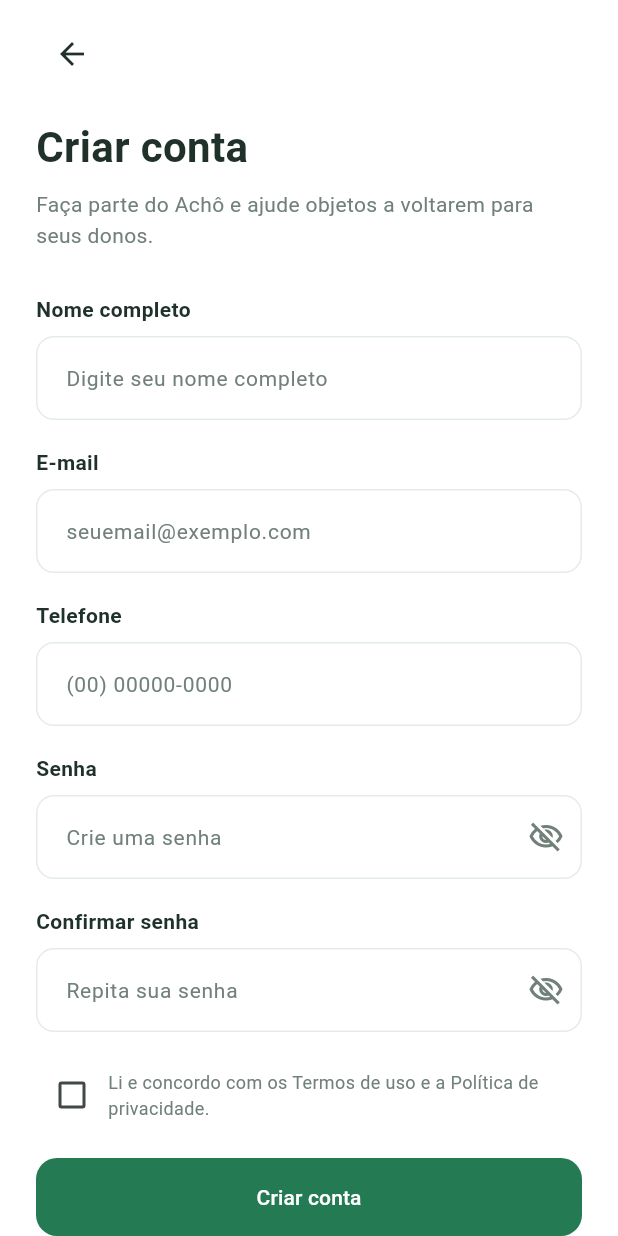
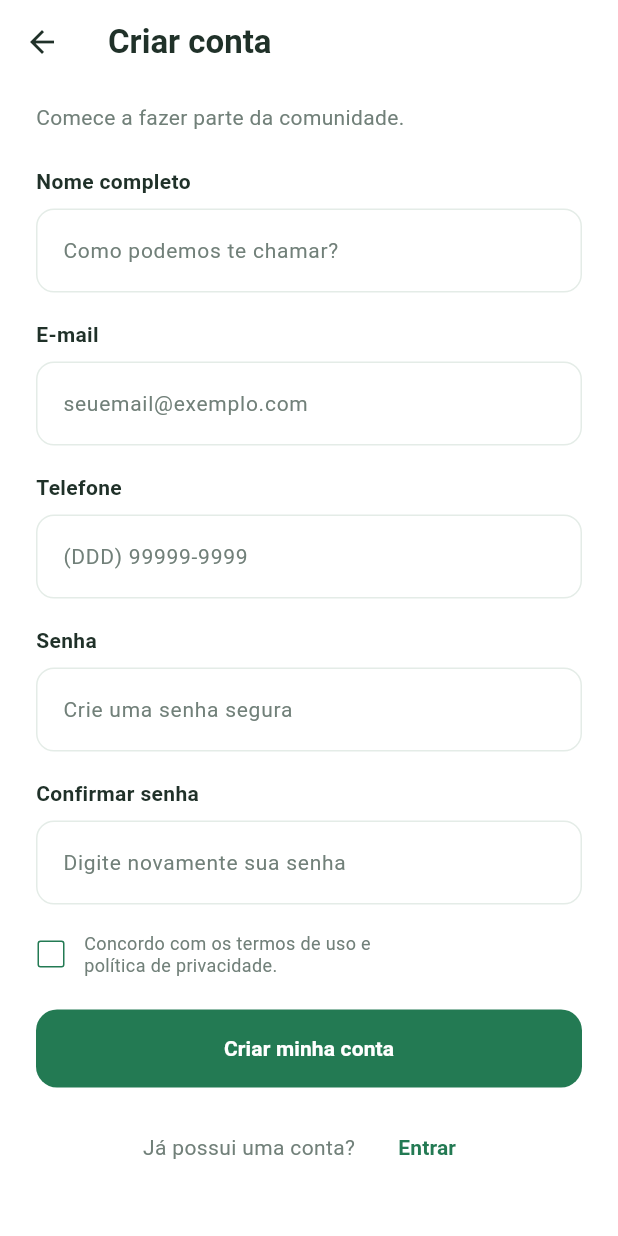
Before and after one commit to josevictoraraujorojas/acho_aplication, a Flutter app: the CadastroView screen opened directly, on a phone screen of 412 x 824 dp. Run offline on Flutter 3.47's test engine with Material 3 defaults, Android fonts, the phone set to English and light mode, and no system bars.

Commit message:
style: ajusta CadastroView ao Figma com seta nativa do AppBar

```diff
--- a/lib/views/cadastro_view.dart
+++ b/lib/views/cadastro_view.dart
@@ -2,10 +2,9 @@ import 'package:flutter/material.dart';
 
 import '../core/theme/app_theme.dart';
 
-/// Interface de cadastro do Achô.
+/// Interface visual de cadastro, seguindo a referência do Figma.
 ///
-/// Nesta etapa, a tela não realiza cadastro, validação ou navegação.
-/// Essas responsabilidades serão conectadas ao ViewModel posteriormente.
+/// A validação e o envio dos dados serão implementados posteriormente.
 class CadastroView extends StatefulWidget {
   const CadastroView({super.key});
 
@@ -14,17 +13,9 @@ class CadastroView extends StatefulWidget {
 }
 
 class _CadastroViewState extends State<CadastroView> {
-  static const _corBorda = Color(0xFFE4ECE7);
+  static const Color _corBorda = Color(0xFFE4ECE7);
 
-  bool _mostrarSenha = false;
-  bool _mostrarConfirmacao = false;
   bool _aceitouTermos = false;
-
-  void _mostrarFuncionalidadePendente(String mensagem) {
-    ScaffoldMessenger.of(context).showSnackBar(
-      SnackBar(content: Text(mensagem)),
-    );
-  }
 
   Widget _campo({
     required String rotulo,
@@ -32,8 +23,7 @@ class _CadastroViewState extends State<CadastroView> {
     TextInputType? tipoTeclado,
     TextCapitalization capitalizacao = TextCapitalization.none,
     Iterable<String>? preenchimentoAutomatico,
-    bool ocultarTexto = false,
-    Widget? iconeFinal,
+    bool senha = false,
   }) {
     return Column(
       crossAxisAlignment: CrossAxisAlignment.start,
@@ -51,18 +41,19 @@ class _CadastroViewState extends State<CadastroView> {
           keyboardType: tipoTeclado,
           textCapitalization: capitalizacao,
           autofillHints: preenchimentoAutomatico,
-          obscureText: ocultarTexto,
-          autocorrect: !ocultarTexto,
-          enableSuggestions: !ocultarTexto,
+          obscureText: senha,
+          autocorrect: !senha,
+          enableSuggestions: !senha,
           decoration: InputDecoration(
             hintText: dica,
             hintStyle: const TextStyle(
               fontSize: 14,
               color: AppTheme.textoSecundario,
             ),
-            suffixIcon: iconeFinal,
+            isDense: true,
+            constraints: const BoxConstraints(minHeight: 52),
             contentPadding: const EdgeInsets.symmetric(
-              horizontal: 16,
+              horizontal: 14,
               vertical: 16,
             ),
             filled: true,
@@ -80,6 +71,7 @@ class _CadastroViewState extends State<CadastroView> {
             ),
             border: OutlineInputBorder(
               borderRadius: BorderRadius.circular(12),
+              borderSide: const BorderSide(color: _corBorda),
             ),
           ),
         ),
@@ -87,51 +79,56 @@ class _CadastroViewState extends State<CadastroView> {
     );
   }
 
+  void _avisarQueAindaNaoFoiImplementado(String mensagem) {
+    ScaffoldMessenger.of(context).showSnackBar(
+      SnackBar(content: Text(mensagem)),
+    );
+  }
+
   @override
   Widget build(BuildContext context) {
     return Scaffold(
       backgroundColor: Colors.white,
+      appBar: AppBar(
+        // O Flutter cria a seta de voltar automaticamente quando
+        // esta tela é aberta sobre outra rota do Navigator.
+        automaticallyImplyLeading: true,
+        title: const Text(
+          'Criar conta',
+          style: TextStyle(
+            fontSize: 22,
+            fontWeight: FontWeight.bold,
+            color: AppTheme.textoPrincipal,
+          ),
+        ),
+        backgroundColor: Colors.white,
+        surfaceTintColor: Colors.white,
+        elevation: 0,
+        scrolledUnderElevation: 0,
+        iconTheme: const IconThemeData(color: AppTheme.textoPrincipal),
+      ),
       body: SafeArea(
+        top: false,
         child: SingleChildScrollView(
-          padding: const EdgeInsets.fromLTRB(24, 12, 24, 32),
+          padding: const EdgeInsets.fromLTRB(24, 12, 24, 28),
           child: Center(
             child: ConstrainedBox(
               constraints: const BoxConstraints(maxWidth: 420),
               child: Column(
                 crossAxisAlignment: CrossAxisAlignment.stretch,
                 children: [
-                  Align(
-                    alignment: Alignment.centerLeft,
-                    child: IconButton(
-                      onPressed: () => Navigator.of(context).maybePop(),
-                      tooltip: 'Voltar',
-                      icon: const Icon(Icons.arrow_back),
-                      color: AppTheme.textoPrincipal,
-                    ),
-                  ),
-                  const SizedBox(height: 18),
                   const Text(
-                    'Criar conta',
-                    style: TextStyle(
-                      fontSize: 28,
-                      fontWeight: FontWeight.bold,
-                      color: AppTheme.textoPrincipal,
-                    ),
-                  ),
-                  const SizedBox(height: 8),
-                  const Text(
-                    'Faça parte do Achô e ajude objetos a voltarem '
-                    'para seus donos.',
+                    'Comece a fazer parte da comunidade.',
                     style: TextStyle(
                       fontSize: 14,
                       height: 1.5,
                       color: AppTheme.textoSecundario,
                     ),
                   ),
-                  const SizedBox(height: 28),
+                  const SizedBox(height: 22),
                   _campo(
                     rotulo: 'Nome completo',
-                    dica: 'Digite seu nome completo',
+                    dica: 'Como podemos te chamar?',
                     capitalizacao: TextCapitalization.words,
                     preenchimentoAutomatico: const [AutofillHints.name],
                   ),
@@ -145,7 +142,7 @@ class _CadastroViewState extends State<CadastroView> {
                   const SizedBox(height: 18),
                   _campo(
                     rotulo: 'Telefone',
-                    dica: '(00) 00000-0000',
+                    dica: '(DDD) 99999-9999',
                     tipoTeclado: TextInputType.phone,
                     preenchimentoAutomatico: const [
                       AutofillHints.telephoneNumber,
@@ -154,93 +151,88 @@ class _CadastroViewState extends State<CadastroView> {
                   const SizedBox(height: 18),
                   _campo(
                     rotulo: 'Senha',
-                    dica: 'Crie uma senha',
-                    ocultarTexto: !_mostrarSenha,
+                    dica: 'Crie uma senha segura',
+                    senha: true,
                     preenchimentoAutomatico: const [AutofillHints.newPassword],
-                    iconeFinal: IconButton(
-                      tooltip: _mostrarSenha ? 'Ocultar senha' : 'Mostrar senha',
-                      icon: Icon(
-                        _mostrarSenha
-                            ? Icons.visibility_outlined
-                            : Icons.visibility_off_outlined,
-                        color: AppTheme.textoSecundario,
-                      ),
-                      onPressed: () {
-                        setState(() => _mostrarSenha = !_mostrarSenha);
-                      },
-                    ),
                   ),
                   const SizedBox(height: 18),
                   _campo(
                     rotulo: 'Confirmar senha',
-                    dica: 'Repita sua senha',
-                    ocultarTexto: !_mostrarConfirmacao,
+                    dica: 'Digite novamente sua senha',
+                    senha: true,
                     preenchimentoAutomatico: const [AutofillHints.newPassword],
-                    iconeFinal: IconButton(
-                      tooltip: _mostrarConfirmacao
-                          ? 'Ocultar confirmação'
-                          : 'Mostrar confirmação',
-                      icon: Icon(
-                        _mostrarConfirmacao
-                            ? Icons.visibility_outlined
-                            : Icons.visibility_off_outlined,
-                        color: AppTheme.textoSecundario,
-                      ),
-                      onPressed: () {
-                        setState(
-                          () => _mostrarConfirmacao = !_mostrarConfirmacao,
-                        );
-                      },
-                    ),
                   ),
                   const SizedBox(height: 18),
                   Row(
                     crossAxisAlignment: CrossAxisAlignment.center,
                     children: [
-                      Checkbox(
-                        value: _aceitouTermos,
-                        activeColor: AppTheme.verdePrincipal,
-                        onChanged: (valor) {
-                          setState(() => _aceitouTermos = valor ?? false);
-                        },
+                      SizedBox(
+                        width: 20,
+                        height: 24,
+                        child: Checkbox(
+                          value: _aceitouTermos,
+                          activeColor: AppTheme.verdePrincipal,
+                          checkColor: Colors.white,
+                          side: const BorderSide(
+                            color: AppTheme.verdePrincipal,
+                            width: 1,
+                          ),
+                          materialTapTargetSize:
+                              MaterialTapTargetSize.shrinkWrap,
+                          visualDensity: VisualDensity.compact,
+                          onChanged: (valor) {
+                            setState(() => _aceitouTermos = valor ?? false);
+                          },
+                        ),
                       ),
+                      const SizedBox(width: 12),
                       const Expanded(
                         child: Text(
-                          'Li e concordo com os Termos de uso '
-                          'e a Política de privacidade.',
+                          'Concordo com os termos de uso e\n'
+                          'política de privacidade.',
                           style: TextStyle(
                             fontSize: 12,
-                            height: 1.4,
+                            height: 1.25,
                             color: AppTheme.textoSecundario,
                           ),
                         ),
                       ),
                     ],
                   ),
-                  const SizedBox(height: 18),
+                  const SizedBox(height: 22),
                   FilledButton(
-                    onPressed: () => _mostrarFuncionalidadePendente(
+                    onPressed: () => _avisarQueAindaNaoFoiImplementado(
                       'O cadastro será implementado em uma próxima etapa.',
                     ),
-                    child: const Text('Criar conta'),
+                    child: const Text(
+                      'Criar minha conta',
+                      style: TextStyle(fontWeight: FontWeight.w600),
+                    ),
                   ),
-                  const SizedBox(height: 12),
+                  const SizedBox(height: 16),
                   Wrap(
                     alignment: WrapAlignment.center,
                     crossAxisAlignment: WrapCrossAlignment.center,
+                    spacing: 16,
                     children: [
                       const Text(
-                        'Já tenho uma conta?',
+                        'Já possui uma conta?',
                         style: TextStyle(
+                          fontSize: 14,
                           color: AppTheme.textoSecundario,
-                          fontSize: 14,
                         ),
                       ),
                       TextButton(
-                        onPressed: () => _mostrarFuncionalidadePendente(
+                        onPressed: () => _avisarQueAindaNaoFoiImplementado(
                           'A tela de login ainda será implementada.',
                         ),
-                        child: const Text('Entrar'),
+                        child: const Text(
+                          'Entrar',
+                          style: TextStyle(
+                            color: AppTheme.verdePrincipal,
+                            fontWeight: FontWeight.w600,
+                          ),
+                        ),
                       ),
                     ],
                   ),
```
